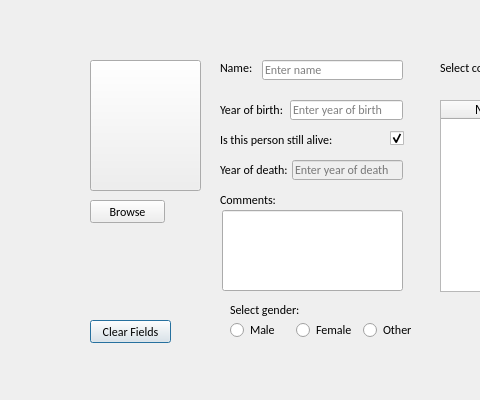
Old version of the form Hopur21Verkefni/MyComputerScienceList/ui/addcomputerscientist.ui in the repository Hopur21/Hopur21; both pictures show x 0 to 480 and y 0 to 400 of the 800 by 400 pixel window.
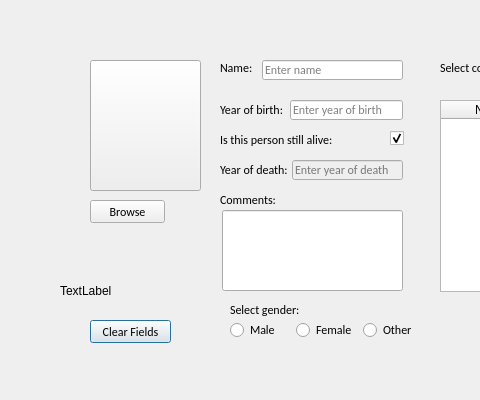
New version of the form. Icons and pictures are not drawn.

Diff of the .ui file:
```diff
--- a/Hopur21Verkefni/MyComputerScienceList/ui/addcomputerscientist.ui
+++ b/Hopur21Verkefni/MyComputerScienceList/ui/addcomputerscientist.ui
@@ -432,6 +432,19 @@
      </property>
     </column>
    </widget>
+   <widget class="QLabel" name="TESTEST">
+    <property name="geometry">
+     <rect>
+      <x>60</x>
+      <y>260</y>
+      <width>91</width>
+      <height>61</height>
+     </rect>
+    </property>
+    <property name="text">
+     <string>TextLabel</string>
+    </property>
+   </widget>
    <widget class="QWidget" name="">
     <property name="geometry">
      <rect>
```
